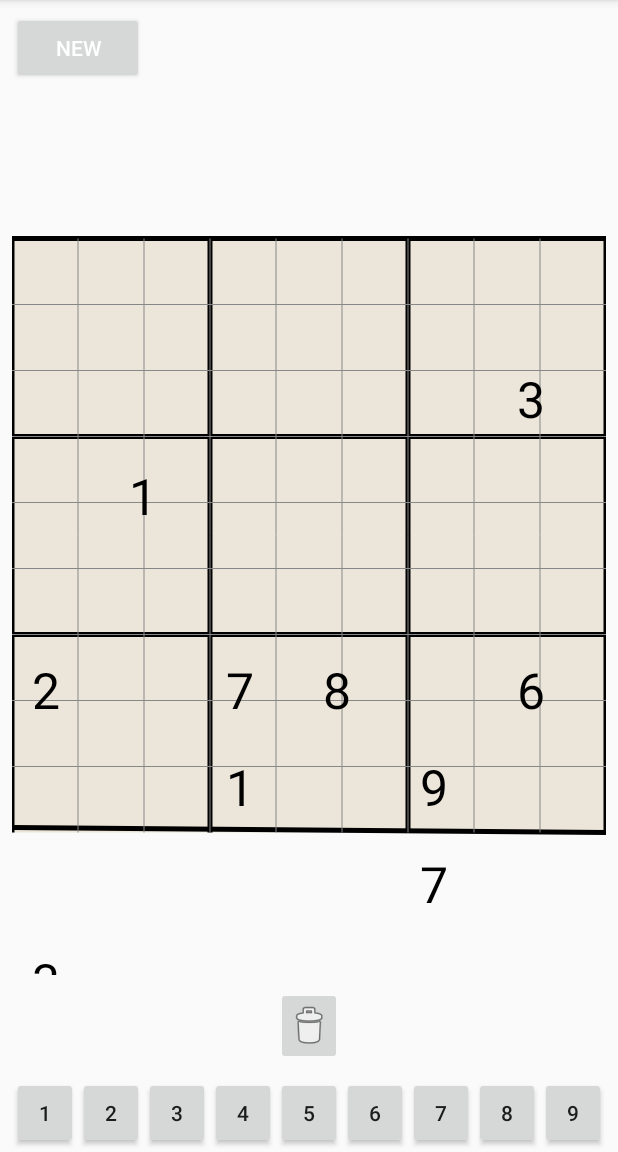
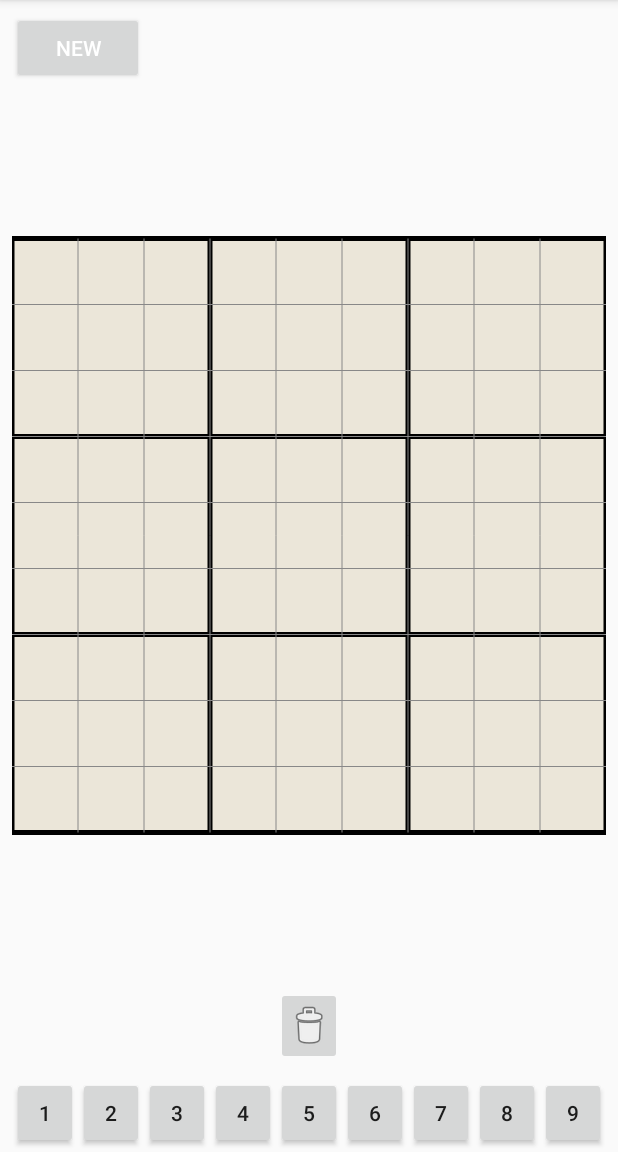
Before and after one commit to mschong/Sudoku, an Android app: the screen it shows after launch (MainActivity), on a phone screen of 412 x 824 dp, the part 84-1236 px from its top. Run offline under Robolectric (Android 15) with nearby library versions, the light colour scheme and no system bars.

Commit message:
modularized Paint objects

```diff
--- a/app/src/main/java/edu/utep/cs/cs4330/sudoku/BoardView.java
+++ b/app/src/main/java/edu/utep/cs/cs4330/sudoku/BoardView.java
@@ -53,11 +53,34 @@ public class BoardView extends View {
     private float transY;
 
     /** Paint to draw the background of the grid. */
-    private Paint boardPaint;
+    private Paint boardPaint= new Paint(Paint.ANTI_ALIAS_FLAG);
+    {
+        int boardColor = Color.rgb(201, 186, 145);
+        boardPaint.setColor(boardColor);
+        boardPaint.setAlpha(80); // semi transparent
+    };
+
+    private Paint winBoardPaint = new Paint(Paint.ANTI_ALIAS_FLAG);
+    {
+        int winColor = Color.GREEN;
+        winBoardPaint.setColor(winColor);
+        boardPaint.setAlpha(80); //semi transparent
+    }
+
+    private Paint grayPaint = new Paint(Paint.ANTI_ALIAS_FLAG);
+    {
+        int grayColor = Color.GRAY;
+        grayPaint.setColor(grayColor);
+    }
+
+    private final Paint blackPaint = new Paint(Paint.ANTI_ALIAS_FLAG);
+    {
+        int lineColor = Color.BLACK;
+        blackPaint.setColor(lineColor);
+        blackPaint.setStrokeWidth(5);
+    }
 
     boolean win;
-
-
 
     /** Create a new board view to be run in the given context. */
     public BoardView(Context context) { //@cons
@@ -90,56 +113,35 @@ public class BoardView extends View {
         canvas.translate(transX, transY);
         if (board != null) {
             //If game is not won, it will display regular colored board
-            if(!win) {
-                boardPaint = new Paint(Paint.ANTI_ALIAS_FLAG);
-                {
-                    int boardColor = Color.rgb(201, 186, 145);
-                    boardPaint.setColor(boardColor);
-                    boardPaint.setAlpha(80); // semi transparent
-                }
                 drawGrid(canvas);
-            } else{
+               // drawSquares(canvas);
                 //If game is won. board will change to color green to indicate the game has been won.
-                boardPaint = new Paint(Paint.ANTI_ALIAS_FLAG);
-                {
-                    int boardColor = Color.rgb(178, 255, 102);
-                    boardPaint.setColor(boardColor);
-                    boardPaint.setAlpha(80); // semi transparent
-                }
-                drawGrid(canvas);
             }
-            drawSquares(canvas);
-        }
+
         canvas.translate(-transX, -transY);
     }
 
     /** Draw horizontal and vertical grid lines. */
-    private void drawGrid(Canvas canvas) {
+   private void drawGrid(Canvas canvas) {
         final float maxCoord = maxCoord();
         canvas.drawRect(0, 0, maxCoord, maxCoord, boardPaint);
-        //Paint for 9x9 grid
-        Paint grayPaint = new Paint();
-        grayPaint.setColor(Color.GRAY);
-        //Paint for 3x3 subgrid borders
-        Paint blackPaint = new Paint();
-        blackPaint.setColor(Color.BLACK);
-        blackPaint.setStrokeWidth(5);
 
         //Top Line
         canvas.drawLine(0,0,maxCoord,0, blackPaint);
         //Bottom Line
-        canvas.drawLine(0,maxCoord-5,maxCoord,maxCoord, blackPaint);
+        canvas.drawLine(0,maxCoord,maxCoord,maxCoord, blackPaint);
         //Left Line
         canvas.drawLine(0, maxCoord, 0,0, blackPaint);
         //Right Line
         canvas.drawLine(maxCoord,0,maxCoord,maxCoord, blackPaint);
 
+
         //Vertical bold lines
-        canvas.drawLine(maxCoord/3,0,maxCoord/3,maxCoord,blackPaint);
-        canvas.drawLine((maxCoord/3)*2, 0, (maxCoord/3)*2,maxCoord,blackPaint);
+        canvas.drawLine(maxCoord/(int)Math.sqrt(boardSize),0,maxCoord/(int)Math.sqrt(boardSize),maxCoord,blackPaint);
+        canvas.drawLine((maxCoord/(int)Math.sqrt(boardSize))*2, 0, (maxCoord/(int)Math.sqrt(boardSize))*2,maxCoord,blackPaint);
         //Horizontal bold lines
-        canvas.drawLine(0,maxCoord/3,maxCoord,maxCoord/3,blackPaint);
-        canvas.drawLine(0,(maxCoord/3)*2,maxCoord,(maxCoord/3)*2, blackPaint);
+        canvas.drawLine(0,maxCoord/(int)Math.sqrt(boardSize),maxCoord,maxCoord/(int)Math.sqrt(boardSize),blackPaint);
+        canvas.drawLine(0,(maxCoord/(int)Math.sqrt(boardSize))*2,maxCoord,(maxCoord/(int)Math.sqrt(boardSize))*2, blackPaint);
 
         //Vertical
         for (int i = 1; i < boardSize; i++){
@@ -156,7 +158,7 @@ public class BoardView extends View {
 
 
     /** Draw all the squares (numbers) of the associated board. */
-    private void drawSquares(Canvas canvas) {
+   private void drawSquares(Canvas canvas) {
         //Paint for the prefilled numbers
         Paint prefilledColor = new Paint();
         //Paint for the user added numbers
@@ -166,11 +168,11 @@ public class BoardView extends View {
         prefilledColor.setColor(Color.BLACK);
         prefilledColor.setTextSize(50);
 
-        int gridSpacing = getHeight()/ 9;
-        int boardSize = 9 * gridSpacing;
+        int gridSpacing = getHeight()/ boardSize;
+        int sizeOfBoard = boardSize * gridSpacing;
 
-        int startX = (getWidth() - boardSize)/(getWidth()/2);
-        int startY = (getHeight() - boardSize)/(getHeight()/2);
+        int startX = (getWidth() - sizeOfBoard)/(getWidth()/2);
+        int startY = (getHeight() - sizeOfBoard)/(getHeight()/2);
 
         for(int i = 0;i< board.size; i++){
             for(int j = 0; j<board.size; j++){
```
